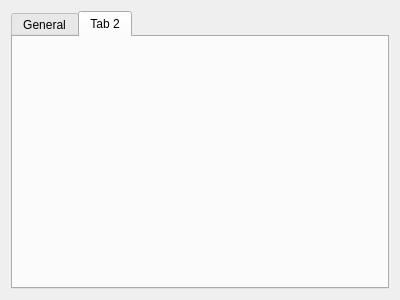
Above: settingswidget.ui from fiffty-50/openPilotLog before the change. Below: the same form after it.
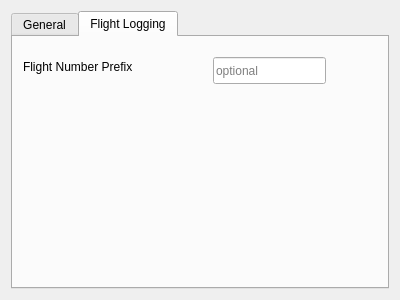
That is the form after the change. The open tabs and pages were chosen to show the change.

Commit message: added slots, QCompleter and QValidator for Flight Number Prefix

What changed in the file:
```diff
--- a/settingswidget.ui
+++ b/settingswidget.ui
@@ -56,8 +56,34 @@
      </widget>
      <widget class="QWidget" name="tab_2">
       <attribute name="title">
-       <string>Tab 2</string>
+       <string>Flight Logging</string>
       </attribute>
+      <widget class="QLabel" name="flightNumberPrefixLabel">
+       <property name="geometry">
+        <rect>
+         <x>10</x>
+         <y>20</y>
+         <width>161</width>
+         <height>19</height>
+        </rect>
+       </property>
+       <property name="text">
+        <string>Flight Number Prefix</string>
+       </property>
+      </widget>
+      <widget class="QLineEdit" name="flightNumberPrefixLineEdit">
+       <property name="geometry">
+        <rect>
+         <x>200</x>
+         <y>20</y>
+         <width>113</width>
+         <height>27</height>
+        </rect>
+       </property>
+       <property name="placeholderText">
+        <string>optional</string>
+       </property>
+      </widget>
      </widget>
     </widget>
    </item>
```
Left out of the diff: 4 changed lines with no effect on the pictures. The commit also changes 4 other files.
